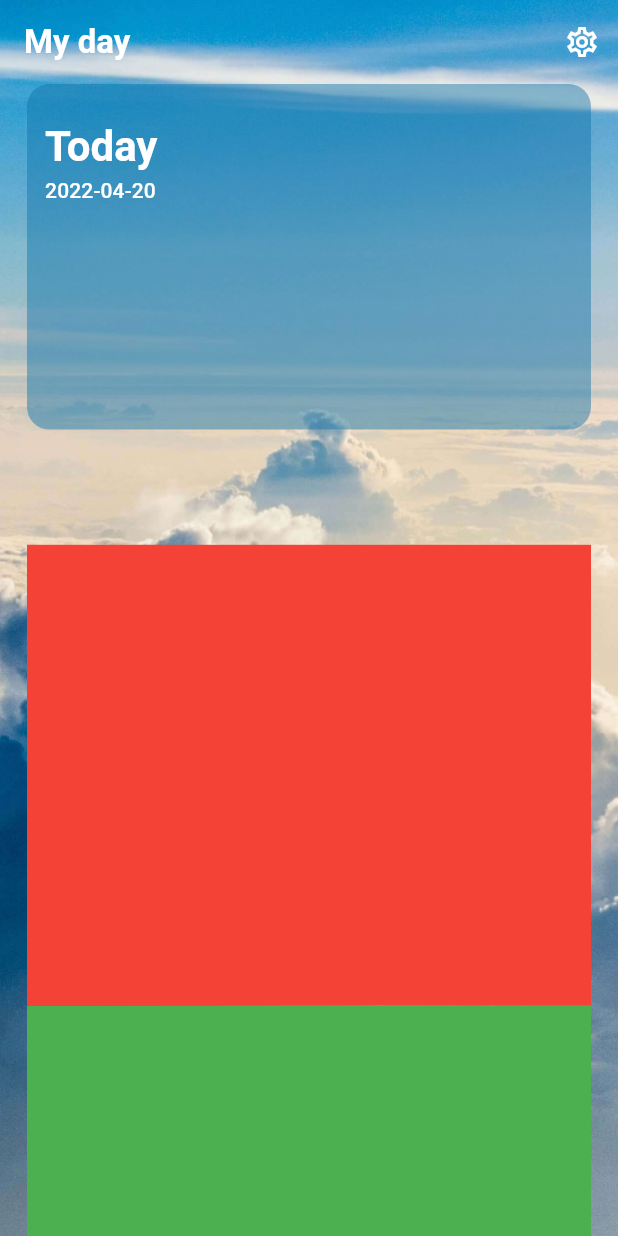
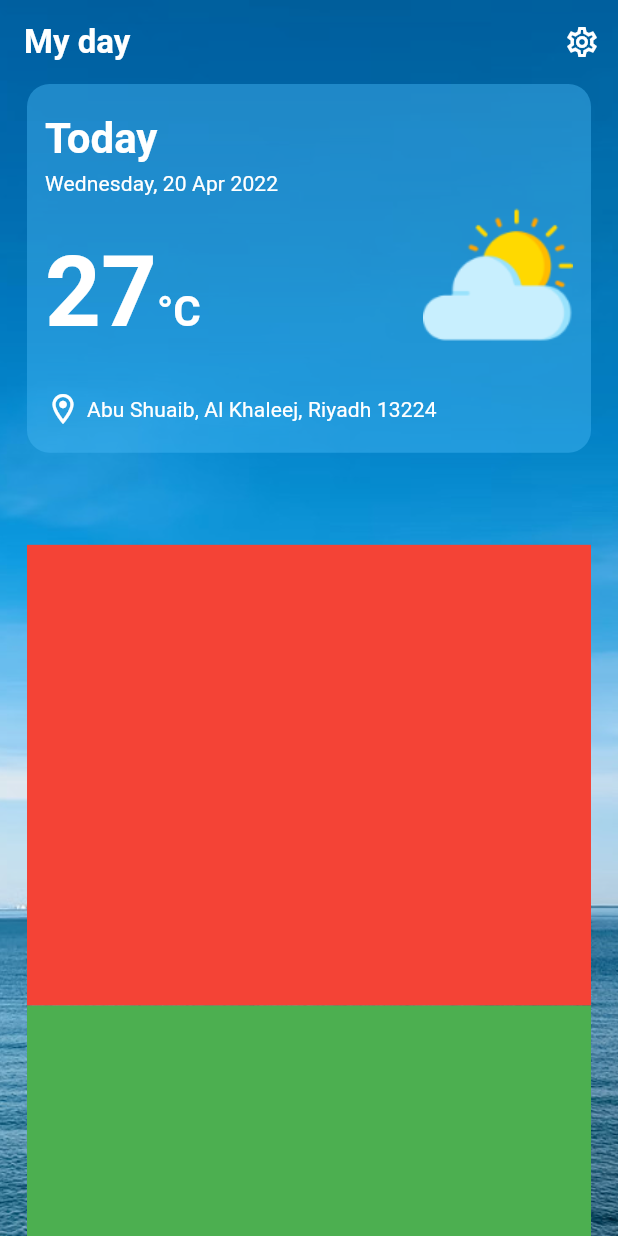
Before and after one commit to aymanpsu/myday, a Flutter app: the screen it shows after launch, on a phone screen of 412 x 824 dp. Run offline on Flutter 3.47's test engine with Material 2 defaults, Android fonts, the phone set to English and light mode, and no system bars; our stand-ins replace date_format, flutter_dotenv.

Commit message:
Continue clone the design of weather section

```diff
--- a/lib/providers/switch_language.dart
+++ b/lib/providers/switch_language.dart
@@ -1,18 +1,18 @@
 import 'package:flutter/material.dart';
 
 class SwitchLangugae extends ChangeNotifier {
-  Locale _appLocal = Locale('en');
+  Locale _appLocal = const Locale('en');
   String _appFontFamily = 'Roboto';
 
   Locale get appLocal => _appLocal;
   String get appFontFamily => _appFontFamily;
 
   void switchLang(Locale language) {
-    if (language ==  Locale('en')) {
-      _appLocal = Locale("ar");
+    if (language ==  const Locale('en')) {
+      _appLocal = const Locale("ar");
       _appFontFamily = 'Effra Arbc';
     } else {
-      _appLocal = Locale("en");
+      _appLocal = const Locale("en");
       _appFontFamily = 'Roboto';
     }
     notifyListeners();
--- a/lib/screens/home.dart
+++ b/lib/screens/home.dart
@@ -40,7 +40,7 @@ class HomePage extends StatelessWidget {
         height: double.infinity,
         decoration: const BoxDecoration(
           image: DecorationImage(
-            image: AssetImage('assets/images/background_1.jpeg'),
+            image: AssetImage('assets/images/background_4.jpeg'),
             fit: BoxFit.cover,
           ),
         ),
--- /dev/null
+++ b/lib/services/get_datetime.dart
@@ -0,0 +1,9 @@
+import 'package:date_format/date_format.dart';
+
+class GetDateTime {
+  String getDate() {
+    DateTime dateTime = DateTime.now();
+    String date = formatDate(dateTime, [DD,', ' , d, ' ', M, ' ', yyyy]);
+    return date;
+  }
+}
--- a/lib/services/get_time.dart
+++ /dev/null
@@ -1,7 +0,0 @@
-class GetDateTime {
-  String getDate() {
-    DateTime dateTime = DateTime.now();
-    String date = dateTime.toIso8601String().split('T').first;
-    return date;
-  }
-}
--- a/lib/widgets/weather_section.dart
+++ b/lib/widgets/weather_section.dart
@@ -1,5 +1,5 @@
 import 'package:flutter/material.dart';
-import '../services/get_time.dart';
+import '../services/get_datetime.dart';
 
 class WeatherSection extends StatelessWidget {
   const WeatherSection({Key? key}) : super(key: key);
@@ -17,9 +17,9 @@ class WeatherSection extends StatelessWidget {
       children: [
         Container(
           width: double.infinity,
-          height: heightOfSection * 0.75,
+          height: heightOfSection * 0.80,
           decoration: const BoxDecoration(
-            color: Color.fromARGB(119, 15, 116, 171),
+            color: Color.fromARGB(112, 71, 184, 245),
             borderRadius: BorderRadius.all(
               Radius.circular(15),
             ),
@@ -27,7 +27,7 @@ class WeatherSection extends StatelessWidget {
           child: Padding(
             padding: const EdgeInsets.symmetric(
               horizontal: 12,
-              vertical: 25,
+              vertical: 20,
             ),
             child: Column(
               crossAxisAlignment: CrossAxisAlignment.start,
@@ -43,8 +43,61 @@ class WeatherSection extends StatelessWidget {
                   padding: const EdgeInsets.only(top: 5),
                   child: Text(
                     GetDateTime().getDate(),
-                    style: Theme.of(context).textTheme.titleSmall,
+                    style: Theme.of(context)
+                        .textTheme
+                        .titleSmall
+                        ?.copyWith(fontWeight: FontWeight.normal),
                   ),
+                ),
+                SizedBox(
+                  height: heightOfSection * 0.01,
+                ),
+                Row(
+                  verticalDirection: VerticalDirection.up,
+                  crossAxisAlignment: CrossAxisAlignment.start,
+                  mainAxisAlignment: MainAxisAlignment.spaceBetween,
+                  children: [
+                    RichText(
+                      text: TextSpan(
+                        text: '27',
+                        style: Theme.of(context)
+                            .textTheme
+                            .displayLarge
+                            ?.copyWith(fontSize: 65),
+                        children: <TextSpan>[
+                          TextSpan(
+                            text: '°C',
+                            style: Theme.of(context)
+                                .textTheme
+                                .headlineMedium
+                                ?.copyWith(fontWeight: FontWeight.bold),
+                          ),
+                        ],
+                      ),
+                    ),
+                    Image.asset('assets/icons/cloudy-day.png'),
+                  ],
+                ),
+                SizedBox(
+                  height: heightOfSection * 0.09,
+                ),
+                Row(
+                  children: [
+                    const Icon(
+                      Icons.location_on_outlined,
+                      color: Colors.white,
+                    ),
+                    Padding(
+                      padding: const EdgeInsets.only(left: 4.0),
+                      child: Text(
+                        'Abu Shuaib, Al Khaleej, Riyadh 13224',
+                        style: Theme.of(context)
+                            .textTheme
+                            .titleSmall
+                            ?.copyWith(fontWeight: FontWeight.normal),
+                      ),
+                    )
+                  ],
                 )
               ],
             ),
--- a/pubspec.yaml
+++ b/pubspec.yaml
@@ -38,6 +38,7 @@ dependencies:
   cupertino_icons: ^1.0.4
   provider: ^6.0.1
   flutter_dotenv: ^5.0.2
+  date_format: ^2.0.6
 
 dev_dependencies:
   flutter_test:
@@ -67,6 +68,7 @@ flutter:
     - assets/
     - .env
     - assets/images/
+    - assets/icons/
 
   # An image asset can refer to one or more resolution-specific "variants", see
   # https://flutter.dev/assets-and-images/#resolution-aware.
```
Also changed, not shown: assets/icons/cloudy-day.png (added), assets/images/background_4.jpeg (added), pubspec.lock.
